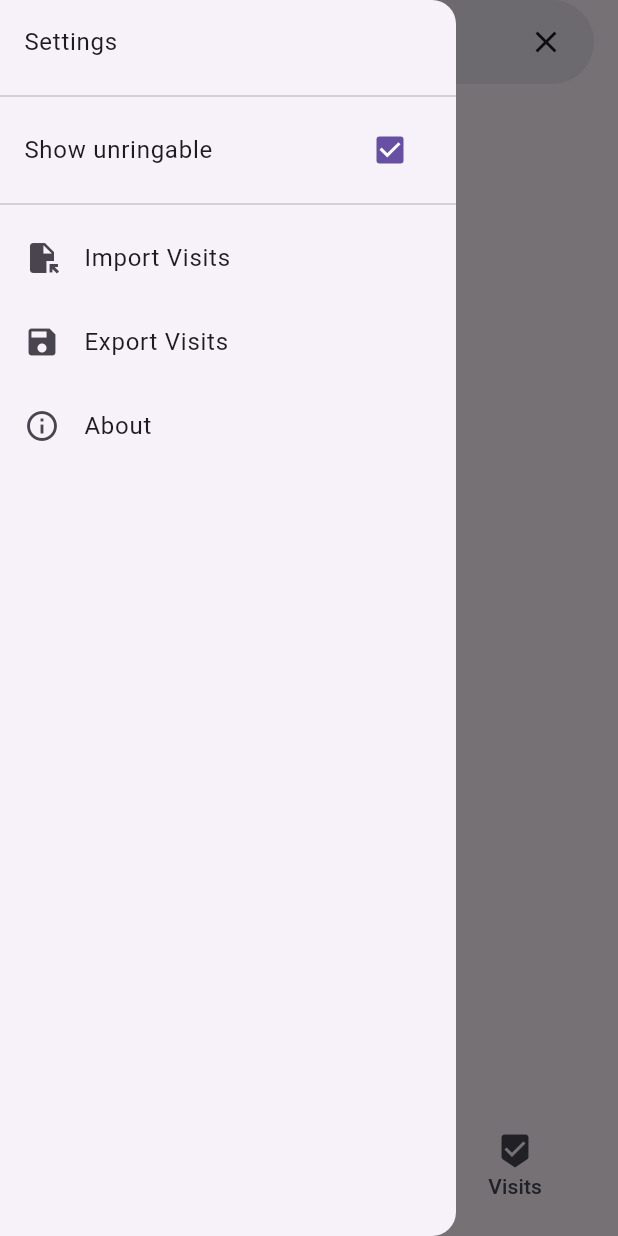
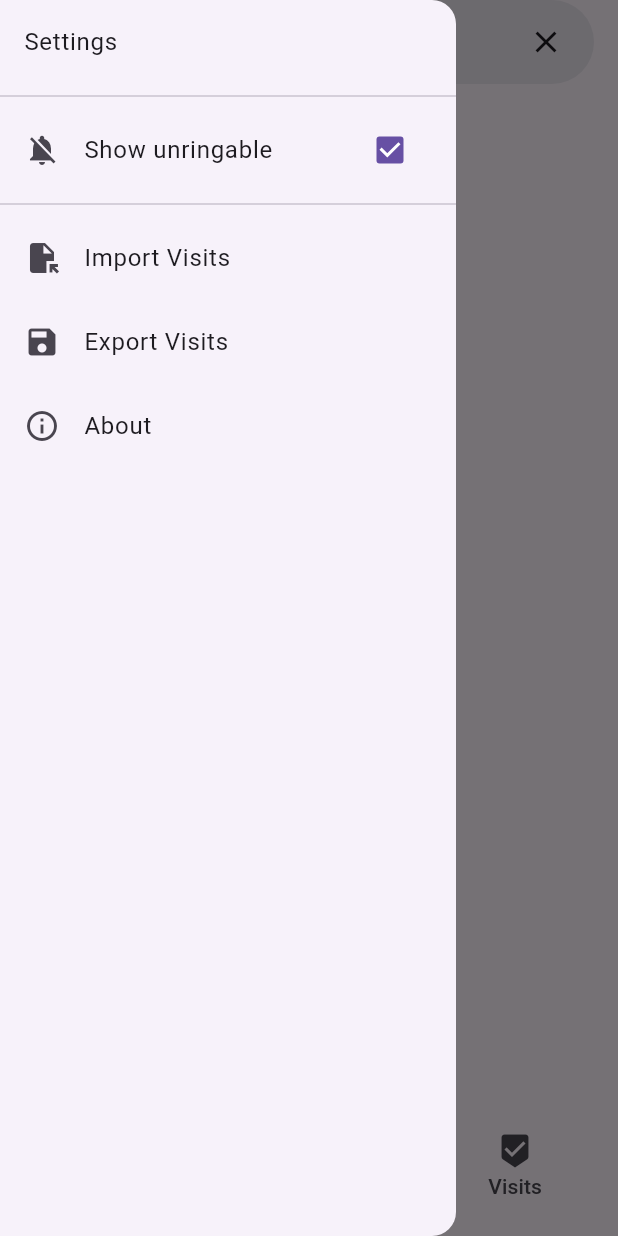
Before and after one commit to ahsparrow/bellfinder_flutter, a Flutter app: the screen it shows after launch, item 2 of the bottom bar chosen, with the side drawer open, on a phone screen of 412 x 824 dp. Run offline on Flutter 3.47's test engine with Material 3 defaults, Android fonts, the phone set to English and light mode, and no system bars; our stand-ins replace csv, drift, drift_flutter, file_picker, flutter_map, flutter_svg and 4 more; missing offline and left inert: flutter_map_location_marker, flutter_map_marker_cluster; accounts and stored records are empty; generated files the repository leaves out were written again; statements that could not run were skipped.

Commit message:
Add icon to show unringable setting

```diff
--- a/lib/screens/home_screen.dart
+++ b/lib/screens/home_screen.dart
@@ -154,6 +154,7 @@ class HomeScreen extends StatelessWidget {
                   listenable: viewModel,
                   builder: (context, child) => CheckboxListTile(
                     title: Text("Show unringable"),
+                    secondary: Icon(Icons.notifications_off),
                     value: viewModel.includeUnringable,
                     onChanged: (val) => viewModel.setIncludeUnringable(val!),
                   ),
```
